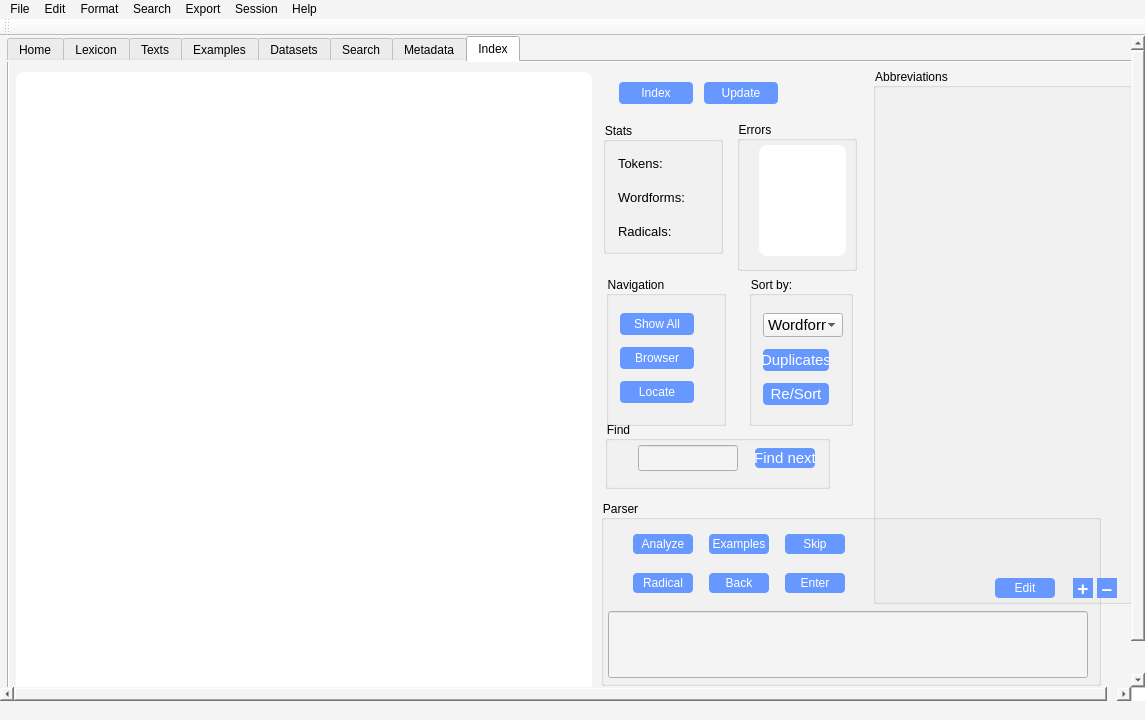
Above: eFieldBook_Qt5/ELFB/ui/fieldbook.ui from davidjamesbeck/eFieldbook before the change. Below: the same form after it.
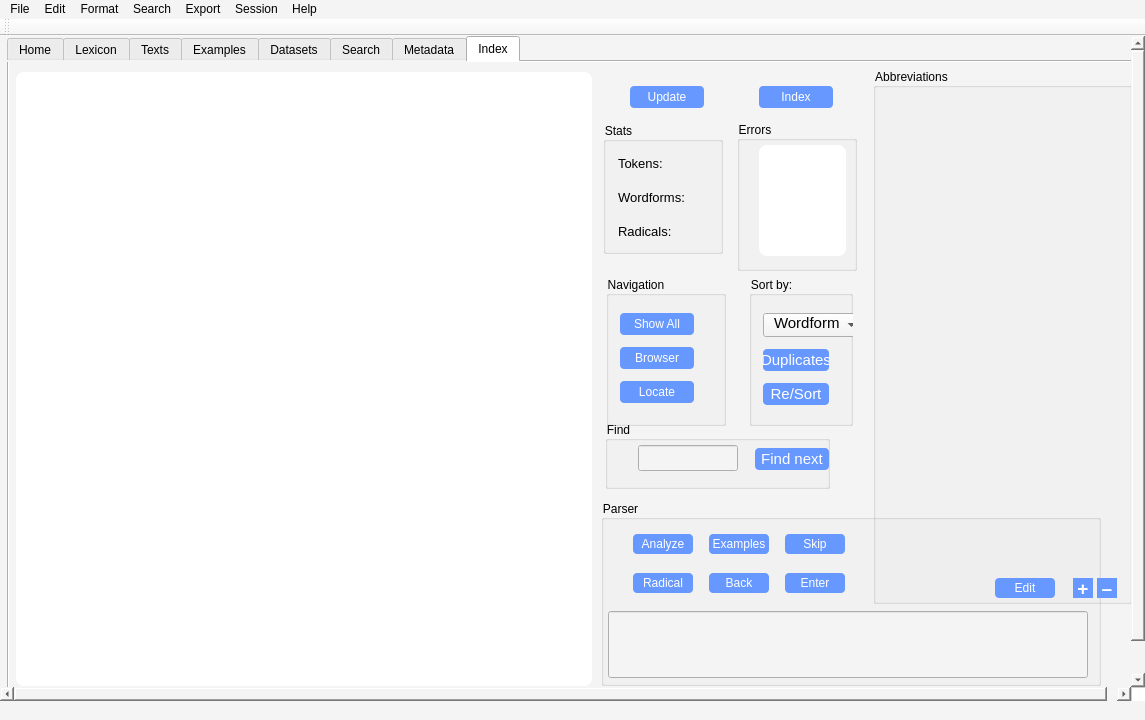
That is the form after the change. The open tabs and pages were chosen to show the change.

What changed in the file:
```diff
--- a/eFieldBook_Qt5/ELFB/ui/fieldbook.ui
+++ b/eFieldBook_Qt5/ELFB/ui/fieldbook.ui
@@ -95,7 +95,7 @@
    </property>
    <layout class="QVBoxLayout" name="mainLayout">
     <property name="spacing">
-     <number>-1</number>
+     <number>6</number>
     </property>
     <property name="sizeConstraint">
      <enum>QLayout::SetDefaultConstraint</enum>
@@ -138,8 +138,8 @@
       <widget class="QWidget" name="scrollAreaWidgetContents">
        <property name="geometry">
         <rect>
-         <x>-3</x>
-         <y>-39</y>
+         <x>0</x>
+         <y>0</y>
          <width>1141</width>
          <height>686</height>
         </rect>
@@ -169,7 +169,10 @@
          <bool>false</bool>
         </property>
         <property name="styleSheet">
-         <string notr="true"/>
+         <string notr="true">QLabel, QGroupBox, QTabWidget, QPushButton, QCheckBox {
+	font-family: &quot;Arial&quot;;
+	font-weight: 100;
+}</string>
         </property>
         <property name="currentIndex">
          <number>0</number>
@@ -6878,6 +6881,17 @@
          <property name="styleSheet">
           <string notr="true">QGroupBox {
 	background-color: transparent;
+}
+
+QPushButton {
+	background: #6698FF;
+	color: white;
+	border: 0px solid black;
+	border-radius: 4px;
+	padding: 0 0 0 0;
+	margin: 0 0 0 0;
+	min-width: 74px;
+	min-height: 22px;
 }</string>
          </property>
          <attribute name="title">
@@ -7045,13 +7059,11 @@
             <x>7</x>
             <y>10</y>
             <width>576</width>
-            <height>622</height>
+            <height>614</height>
            </rect>
           </property>
           <property name="font">
-           <font>
-            <family>Courier New</family>
-           </font>
+           <font/>
           </property>
           <property name="toolTip">
            <string/>
@@ -7256,74 +7268,6 @@
            <string>Clear field</string>
           </property>
          </widget>
-         <widget class="QWidget" name="horizontalLayoutWidget_5">
-          <property name="geometry">
-           <rect>
-            <x>594</x>
-            <y>9</y>
-            <width>193</width>
-            <height>37</height>
-           </rect>
-          </property>
-          <layout class="QHBoxLayout" name="horizontalLayout_7">
-           <item>
-            <widget class="QPushButton" name="iBuildIndexBtn">
-             <property name="sizePolicy">
-              <sizepolicy hsizetype="Fixed" vsizetype="Fixed">
-               <horstretch>0</horstretch>
-               <verstretch>0</verstretch>
-              </sizepolicy>
-             </property>
-             <property name="minimumSize">
-              <size>
-               <width>74</width>
-               <height>22</height>
-              </size>
-             </property>
-             <property name="maximumSize">
-              <size>
-               <width>74</width>
-               <height>22</height>
-              </size>
-             </property>
-             <property name="toolTip">
-              <string>build/rebuild index</string>
-             </property>
-             <property name="text">
-              <string>Index</string>
-             </property>
-            </widget>
-           </item>
-           <item>
-            <widget class="QPushButton" name="iUpdateExampleBtn">
-             <property name="sizePolicy">
-              <sizepolicy hsizetype="Fixed" vsizetype="Fixed">
-               <horstretch>0</horstretch>
-               <verstretch>0</verstretch>
-              </sizepolicy>
-             </property>
-             <property name="minimumSize">
-              <size>
-               <width>74</width>
-               <height>22</height>
-              </size>
-             </property>
-             <property name="maximumSize">
-              <size>
-               <width>74</width>
-               <height>22</height>
-              </size>
-             </property>
-             <property name="toolTip">
-              <string>update all tokens of selected wordform</string>
-             </property>
-             <property name="text">
-              <string>Update</string>
-             </property>
-            </widget>
-           </item>
-          </layout>
-         </widget>
          <widget class="QGroupBox" name="groupBox_22">
           <property name="geometry">
            <rect>
@@ -7571,8 +7515,8 @@
             <rect>
              <x>150</x>
              <y>27</y>
-             <width>60</width>
-             <height>20</height>
+             <width>74</width>
+             <height>22</height>
             </rect>
            </property>
            <property name="sizePolicy">
@@ -7584,6 +7528,7 @@
            <property name="font">
             <font>
              <pointsize>11</pointsize>
+             <bold>false</bold>
             </font>
            </property>
            <property name="toolTip">
@@ -7730,7 +7675,7 @@
             <widget class="QComboBox" name="iSortingBox">
              <property name="minimumSize">
               <size>
-               <width>80</width>
+               <width>100</width>
                <height>24</height>
               </size>
              </property>
@@ -7751,7 +7696,8 @@
              </property>
              <property name="styleSheet">
               <string notr="true">QComboBox {
-	padding-left: 4px;
+	padding-left: 10px;
+	padding-bottom: 4px;
 	margin-left: 0px;
 }
 </string>
@@ -7806,6 +7752,62 @@
            </item>
           </layout>
          </widget>
+         <widget class="QPushButton" name="iUpdateExampleBtn">
+          <property name="geometry">
+           <rect>
+            <x>621</x>
+            <y>24</y>
+            <width>74</width>
+            <height>22</height>
+           </rect>
+          </property>
+          <property name="minimumSize">
+           <size>
+            <width>74</width>
+            <height>22</height>
+           </size>
+          </property>
+          <property name="maximumSize">
+           <size>
+            <width>74</width>
+            <height>22</height>
+           </size>
+          </property>
+          <property name="toolTip">
+           <string>update all tokens of selected wordform</string>
+          </property>
+          <property name="text">
+           <string>Update</string>
+          </property>
+         </widget>
+         <widget class="QPushButton" name="iBuildIndexBtn">
+          <property name="geometry">
+           <rect>
+            <x>750</x>
+            <y>24</y>
+            <width>74</width>
+            <height>22</height>
+           </rect>
+          </property>
+          <property name="minimumSize">
+           <size>
+            <width>74</width>
+            <height>22</height>
+           </size>
+          </property>
+          <property name="maximumSize">
+           <size>
+            <width>74</width>
+            <height>22</height>
+           </size>
+          </property>
+          <property name="toolTip">
+           <string>build/rebuild index</string>
+          </property>
+          <property name="text">
+           <string>Index</string>
+          </property>
+         </widget>
         </widget>
        </widget>
       </widget>
```
Left out of the diff: 139 changed lines with no effect on the pictures.
